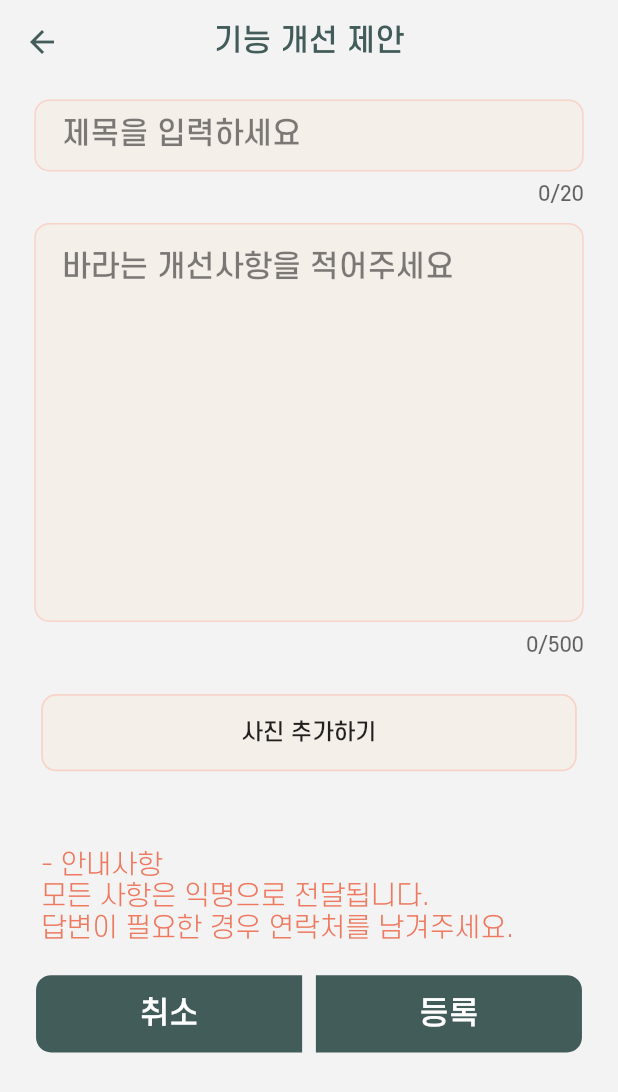
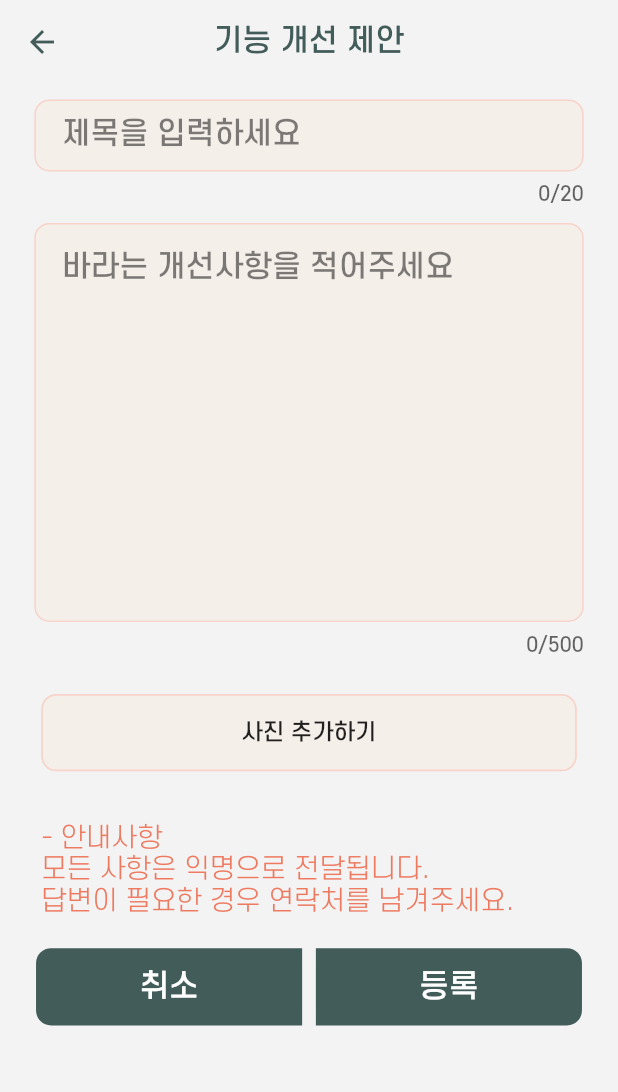
Before and after one commit to suee97/StartApp-Flutter, a Flutter app: the SuggestFeatureScreen screen opened directly, on a phone screen of 412 x 824 dp. Shown: the top 1092 px of the screen. Run offline on Flutter 3.47's test engine with Material 2 defaults, Android fonts, the phone set to English and light mode, and no system bars; our stand-ins replace auto_size_text, cached_network_image, dio, dots_indicator, dotted_line, double_back_to_close_app and 11 more; missing offline and left inert: app_settings, maps_toolkit, syncfusion_flutter_pdfviewer, syncfusion_localizations; accounts and stored records are empty; network calls fail; project files that could hold a hidden picture were left out.

Commit message:
[DESIGN] festival dialog & suggest image & pw setting snackbar

```diff
--- a/lib/screens/home/setting/suggest/suggest_feature_screen.dart
+++ b/lib/screens/home/setting/suggest/suggest_feature_screen.dart
@@ -108,48 +108,37 @@ class _SuggestFeatureScreenState extends State<SuggestFeatureScreen> {
                     },
                     child: Container(
                         child: imageFile != null
-                            ? Column(
+                            ? Stack(
+                          alignment: Alignment.center,
                           children: [
-                                  Padding(
-                                    padding: EdgeInsets.only(left: 12.w),
-                                    child: Container(
+                            Container(
+                                alignment: Alignment.center,
+                                margin: EdgeInsets.only(left: 15.w, right: 15.w),
+                                padding: EdgeInsets.all(10),
                                 width: 300.w,
-                                      child: Text(imageFile!.path,
-                                          style: TextStyle(
-                                              fontSize: 13.sp,
-                                              fontWeight: FontWeight.w400)),
+                                height: 300.h,
+                                decoration: BoxDecoration(
+                                    color: Colors.transparent,
+                                    borderRadius:
+                                    BorderRadius.circular(10),
+                                    border: Border.all(
+                                      color: HexColor("#f9b7a9")
+                                          .withOpacity(0.5),
+                                    )),
+                                child: Image.file(File(imageFile!.path), fit: BoxFit.cover)
                             ),
-                                  ),
-                                  SizedBox(
-                                    height: 8.h,
-                                  ),
-                                  Padding(
-                                    padding: EdgeInsets.only(left: 12.w),
-                                    child: GestureDetector(
+                            GestureDetector(
                               onTap: () {
                                 setState(() {
                                   imageFile = null;
                                 });
                               },
                               child: Container(
-                                        alignment: Alignment.center,
-                                        width: 312.w,
-                                        height: 40.h,
-                                        decoration: BoxDecoration(
-                                          color: HexColor("#f5efea"),
-                                          borderRadius:
-                                              BorderRadius.circular(10),
-                                          border: Border.all(
-                                            width: 1.w,
-                                            color: HexColor("#f9b7a9")
-                                                .withOpacity(0.5),
-                                          ),
-                                        ),
-                                        child: Text("업로드 취소하기",
-                                            style: TextStyle(
-                                                fontSize: 13.sp,
-                                                fontWeight: FontWeight.w400)),
-                                      ),
+                                alignment: Alignment.topRight,
+                                width: 310.w,
+                                height: 310.h,
+                                padding: EdgeInsets.only(top: 12.h, left: 12.w, right: 12.w),
+                                child: Icon(Icons.cancel),
                               ),
                             ),
                           ],
@@ -178,7 +167,7 @@ class _SuggestFeatureScreenState extends State<SuggestFeatureScreen> {
                 ],
               ),
               SizedBox(
-                height: 30.h,
+                height: 16.h,
               ),
               Container(
                 width: double.infinity,
--- a/lib/screens/login/reset_password/pw_reset_auth_screen.dart
+++ b/lib/screens/login/reset_password/pw_reset_auth_screen.dart
@@ -151,7 +151,7 @@ class _PwResetAuthScreenState extends State<PwResetAuthScreen> {
                                           PostSmsByIdCode.ST058) {
                                         if (!mounted) return;
                                         Common.showSnackBar(
-                                            context, "탈퇴한 계정입니다. 재가입시 문의해주세요. (02");
+                                            context, "탈퇴한 계정입니다. 재가입시 문의해주세요. (02-970-7012)");
                                         return;
                                       }
                                       if (!mounted) return;
```
Also changed, not shown: lib/screens/home/festival/festival_info_widget.dart (+10 -2 lines), lib/screens/home/festival/new_festival/new_festival_screen.dart (+34 -47 lines), lib/screens/home/setting/suggest/suggest_error_screen.dart (+23 -34 lines), lib/screens/home/setting/suggest/suggest_etc_screen.dart (+23 -34 lines), 1 other file. Lines whose indentation alone changed are shown as unchanged.
